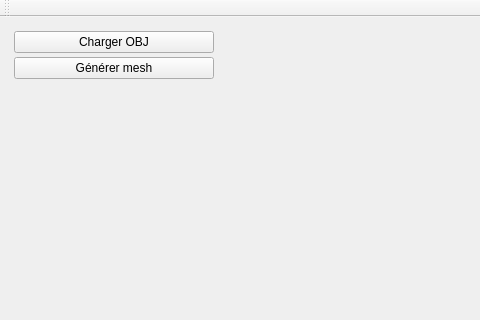
This is starterLight/mainwindow.ui in ME220397/Fractionnement-de-maillages as Qt 5 draws it before an edit; both pictures show x 0 to 480 and y 0 to 320 of the 632 by 408 pixel window. The edited form follows.
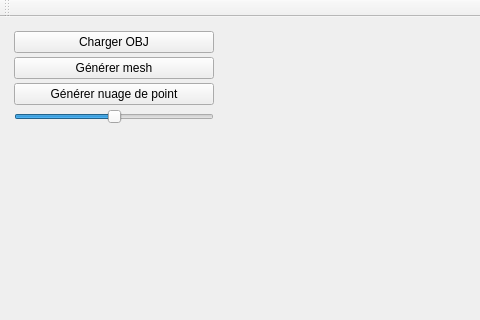
This is the edited form. Custom widgets are drawn as their Qt base class.

Commit message: generation de point cloud

Diff of the .ui file:
```diff
--- a/starterLight/mainwindow.ui
+++ b/starterLight/mainwindow.ui
@@ -65,6 +65,29 @@
          </property>
         </widget>
        </item>
+       <item>
+        <widget class="QPushButton" name="pushButton">
+         <property name="text">
+          <string>Générer nuage de point</string>
+         </property>
+        </widget>
+       </item>
+       <item>
+        <widget class="QSlider" name="horizontalSlider">
+         <property name="maximum">
+          <number>30</number>
+         </property>
+         <property name="singleStep">
+          <number>1</number>
+         </property>
+         <property name="value">
+          <number>15</number>
+         </property>
+         <property name="orientation">
+          <enum>Qt::Horizontal</enum>
+         </property>
+        </widget>
+       </item>
        <item>
         <spacer name="verticalSpacer">
          <property name="orientation">
```
Left out of the diff: 2 changed lines with no effect on the pictures. The commit also changes 3 other files.
